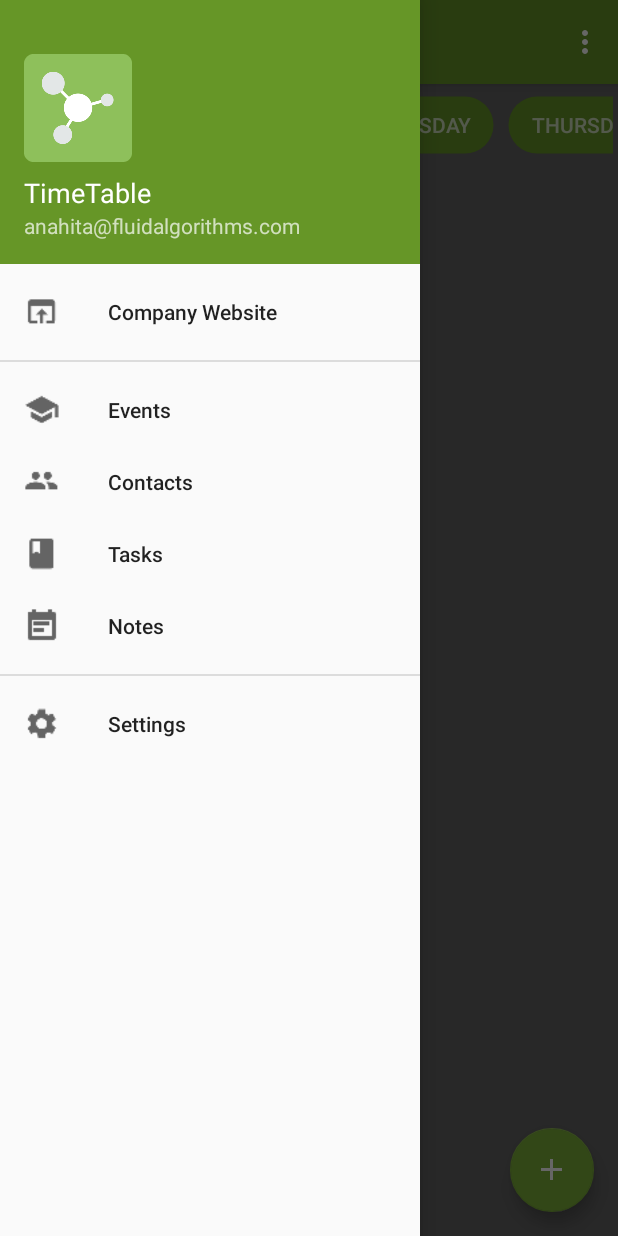
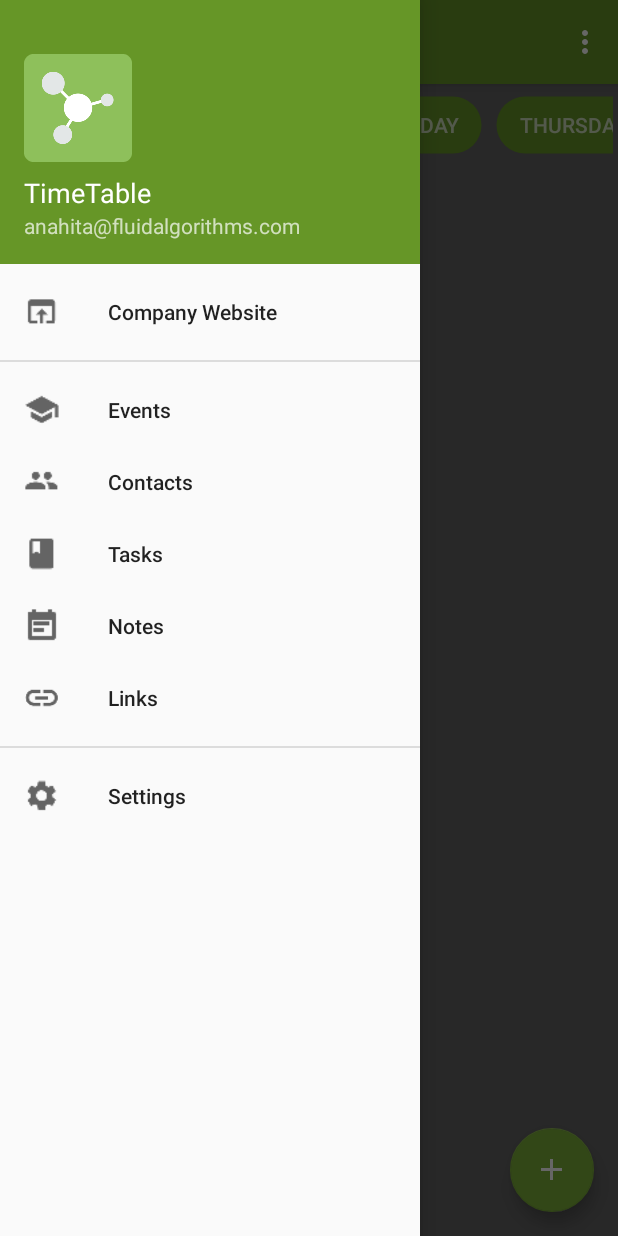
Before and after one commit to s3808279/secure-calendar, an Android app: the screen it shows after launch (MainActivity), with the side drawer open, on a phone screen of 412 x 824 dp. Run offline under Robolectric (Android 15) with nearby library versions, the phone set to English and light mode, and no system bars; libraries missing offline, so code that uses them is left out: org.xdty.preference; Roboto replaces fonts that are not available here.

Commit message:
Add activity_links

```diff
--- a/app/src/main/AndroidManifest.xml
+++ b/app/src/main/AndroidManifest.xml
@@ -13,7 +13,7 @@
         android:roundIcon="@mipmap/ic_launcher"
         android:supportsRtl="true"
         android:theme="@style/AppTheme">
-
+        <activity android:name=".activities.LinksActivity"></activity>
         <activity android:name=".activities.HomeActivity">
             <intent-filter>
                 <action android:name="android.intent.action.MAIN" />
@@ -21,12 +21,10 @@
                 <category android:name="android.intent.category.LAUNCHER" />
             </intent-filter>
         </activity>
-
         <activity
             android:name=".activities.MainActivity"
             android:label="@string/app_name"
-            android:theme="@style/AppTheme.NoActionBar">
-        </activity>
+            android:theme="@style/AppTheme.NoActionBar"></activity>
 
         <meta-data
             android:name="preloaded_fonts"
--- a/app/src/main/java/com/ulan/timetable/activities/MainActivity.java
+++ b/app/src/main/java/com/ulan/timetable/activities/MainActivity.java
@@ -203,6 +203,11 @@ public class MainActivity extends AppCompatActivity implements NavigationView.On
                 Intent settings = new Intent(MainActivity.this, SettingsActivity.class);
                 startActivity(settings);
                 return true;
+            case R.id.links:
+                Intent links = new Intent(MainActivity.this, LinksActivity.class);
+                startActivity(links);
+                return true;
+
             default:
                 DrawerLayout drawer = findViewById(R.id.drawer_layout);
                 drawer.closeDrawer(GravityCompat.START);
--- a/app/src/main/res/menu/activity_main_drawer.xml
+++ b/app/src/main/res/menu/activity_main_drawer.xml
@@ -33,6 +33,10 @@
             android:id="@+id/notes"
             android:icon="@drawable/baseline_event_note_black_18"
             android:title="@string/notes" />
+        <item
+            android:id="@+id/links"
+            android:icon="@drawable/linksicon"
+            android:title="@string/links" />
     </group>
 
     <group android:id="@+id/menu_down"
--- /dev/null
+++ b/app/src/main/res/values/ids.xml
@@ -0,0 +1,4 @@
+<?xml version="1.0" encoding="utf-8"?>
+<resources>
+    <item name="links" type="id" />
+</resources>
--- a/app/src/main/res/values/strings.xml
+++ b/app/src/main/res/values/strings.xml
@@ -8,7 +8,7 @@
 
     <!-- Fragments strings -->
     <string name="monday">Monday</string>
-    <string name="tuesday">Tuesday2</string>
+    <string name="tuesday">Tuesday</string>
     <string name="wednesday">Wednesday</string>
     <string name="thursday">Thursday</string>
     <string name="friday">Friday</string>
@@ -64,6 +64,7 @@
 
     <!-- Notes Activity strings -->
     <string name="notes">Notes</string>
+    <string name="links">Links</string>
     <string name="title_dialog">Title:</string>
     <string name="add_note">Add note</string>
     <string name="edit_note">Edit note</string>
```
Also changed, not shown: app/src/main/java/com/ulan/timetable/activities/LinksActivity.java (added, +35 -0 lines), app/src/main/res/layout/activity_links.xml (added, +40 -0 lines), app/src/main/java/com/ulan/timetable/activities/HomeActivity.java (indentation only), app/src/main/res/drawable-mdpi/facebook.png (added), app/src/main/res/drawable-mdpi/instagram.png (added), app/src/main/res/drawable-mdpi/linkedin.png (added), app/src/main/res/drawable-xxhdpi/linksicon.png (added), 2 other files.
